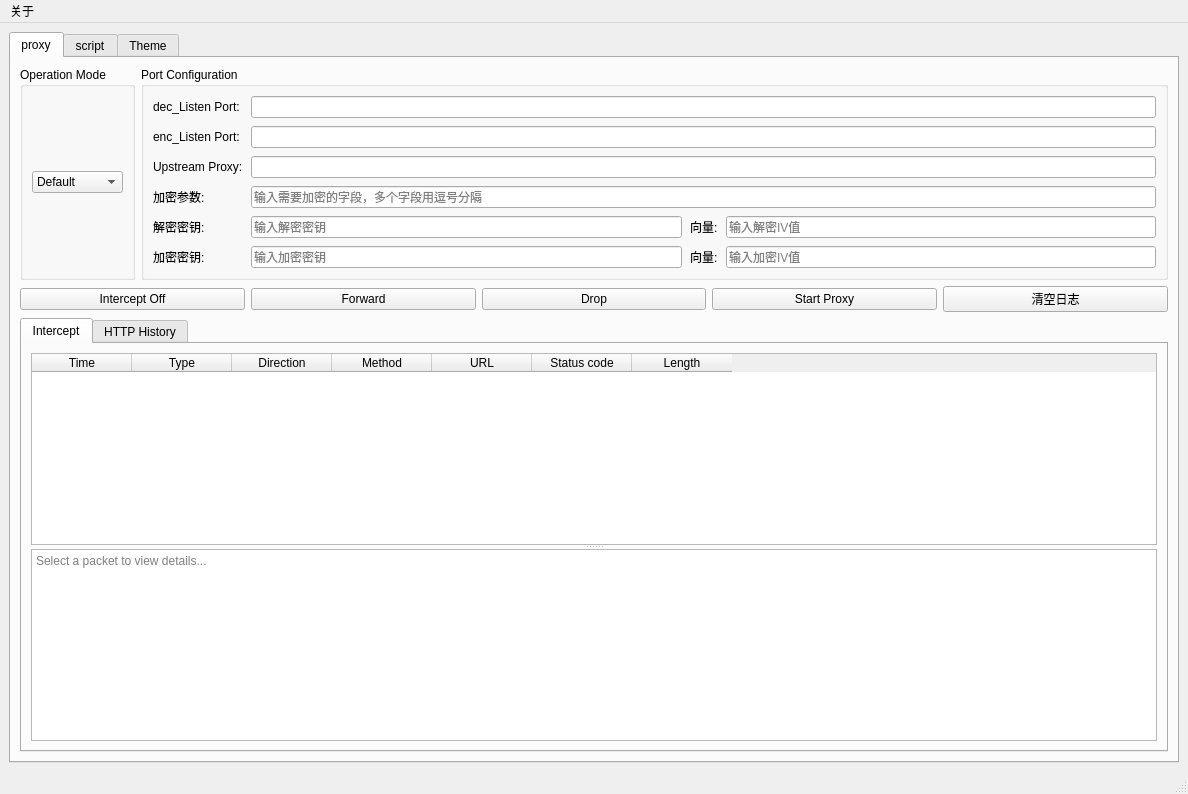
Old version of the form src/ui/mitmproxy_gui.ui in the repository blackguest007/mitmproxy-gui.
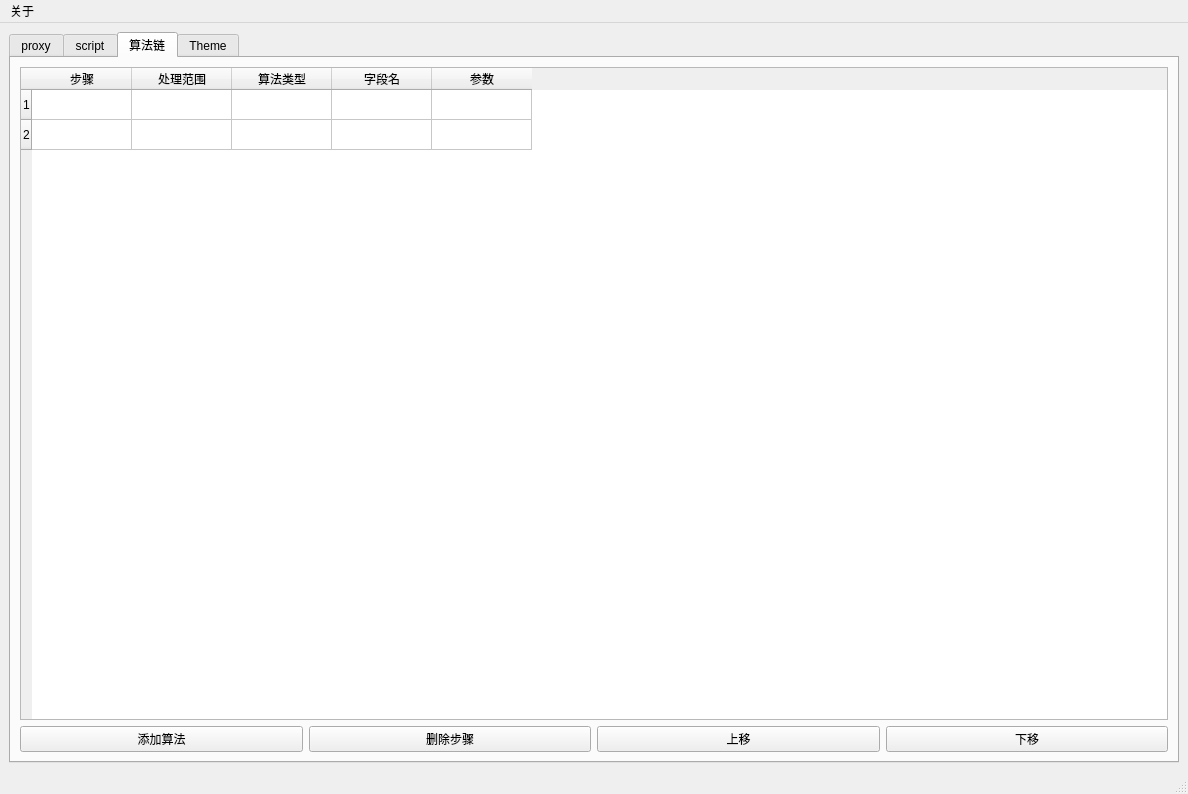
New version of the form. The open tabs and pages were chosen to show the change. Icons and pictures are not drawn.

```diff
--- a/src/ui/mitmproxy_gui.ui
+++ b/src/ui/mitmproxy_gui.ui
@@ -590,6 +590,80 @@
         </item>
        </layout>
       </widget>
+      <widget class="QWidget" name="algorithm_chain_tab">
+       <attribute name="title">
+        <string>算法链</string>
+       </attribute>
+       <layout class="QVBoxLayout" name="algorithm_chain_tab_layout">
+        <item>
+         <widget class="QTableWidget" name="algorithm_chain_table">
+          <property name="rowCount">
+           <number>2</number>
+          </property>
+          <property name="columnCount">
+           <number>5</number>
+          </property>
+          <column>
+           <property name="text">
+            <string>步骤</string>
+           </property>
+          </column>
+          <column>
+           <property name="text">
+            <string>处理范围</string>
+           </property>
+          </column>
+          <column>
+           <property name="text">
+            <string>算法类型</string>
+           </property>
+          </column>
+          <column>
+           <property name="text">
+            <string>字段名</string>
+           </property>
+          </column>
+          <column>
+           <property name="text">
+            <string>参数</string>
+           </property>
+          </column>
+         </widget>
+        </item>
+        <item>
+         <layout class="QHBoxLayout" name="algorithm_chain_btn_layout">
+          <item>
+           <widget class="QPushButton" name="add_algorithm_btn">
+            <property name="text">
+             <string>添加算法</string>
+            </property>
+           </widget>
+          </item>
+          <item>
+           <widget class="QPushButton" name="remove_algorithm_btn">
+            <property name="text">
+             <string>删除步骤</string>
+            </property>
+           </widget>
+          </item>
+          <item>
+           <widget class="QPushButton" name="move_up_btn">
+            <property name="text">
+             <string>上移</string>
+            </property>
+           </widget>
+          </item>
+          <item>
+           <widget class="QPushButton" name="move_down_btn">
+            <property name="text">
+             <string>下移</string>
+            </property>
+           </widget>
+          </item>
+         </layout>
+        </item>
+       </layout>
+      </widget>
       <widget class="QWidget" name="tab">
        <attribute name="title">
         <string>Theme</string>
```
Left out of the diff: 20 changed lines with no effect on the pictures.
